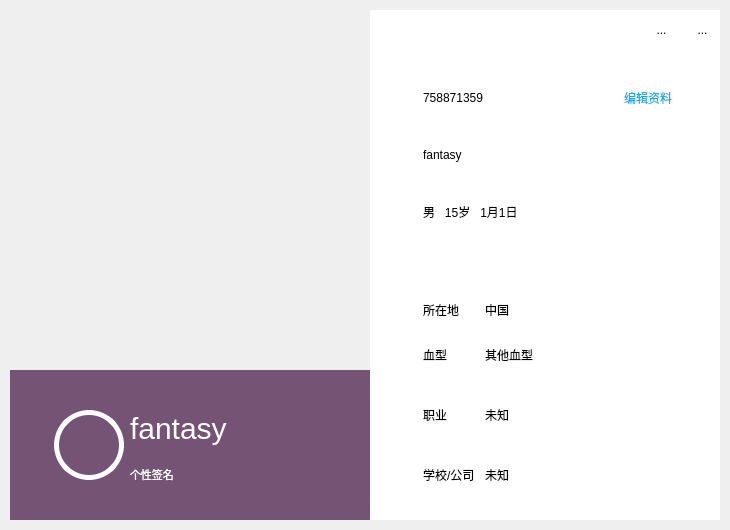
Qt form QQClient/personaldata.ui (Fantasy714/-Qt5-C-S-QQ-) before a commit.
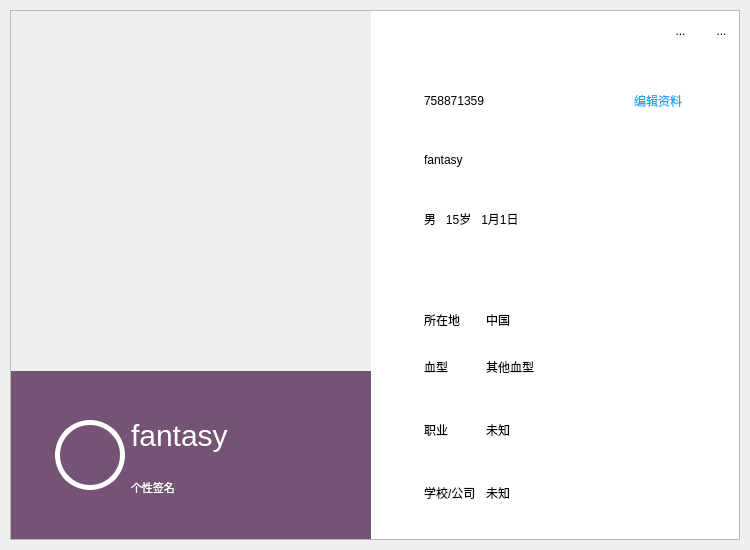
The same form after that commit. Icons and pictures are not drawn.

The edit to the form file:
```diff
--- a/QQClient/personaldata.ui
+++ b/QQClient/personaldata.ui
@@ -6,20 +6,20 @@
    <rect>
     <x>0</x>
     <y>0</y>
-    <width>730</width>
-    <height>530</height>
+    <width>750</width>
+    <height>550</height>
    </rect>
   </property>
   <property name="minimumSize">
    <size>
-    <width>730</width>
-    <height>530</height>
+    <width>750</width>
+    <height>550</height>
    </size>
   </property>
   <property name="maximumSize">
    <size>
-    <width>730</width>
-    <height>530</height>
+    <width>750</width>
+    <height>550</height>
    </size>
   </property>
   <property name="windowTitle">
@@ -42,6 +42,42 @@
     <number>10</number>
    </property>
    <item>
+    <widget class="QFrame" name="frame">
+     <property name="minimumSize">
+      <size>
+       <width>730</width>
+       <height>530</height>
+      </size>
+     </property>
+     <property name="maximumSize">
+      <size>
+       <width>730</width>
+       <height>530</height>
+      </size>
+     </property>
+     <property name="frameShape">
+      <enum>QFrame::StyledPanel</enum>
+     </property>
+     <property name="frameShadow">
+      <enum>QFrame::Raised</enum>
+     </property>
+     <layout class="QHBoxLayout" name="horizontalLayout_4">
+      <property name="spacing">
+       <number>0</number>
+      </property>
+      <property name="leftMargin">
+       <number>0</number>
+      </property>
+      <property name="topMargin">
+       <number>0</number>
+      </property>
+      <property name="rightMargin">
+       <number>0</number>
+      </property>
+      <property name="bottomMargin">
+       <number>0</number>
+      </property>
+      <item>
     <widget class="QWidget" name="widget" native="true">
      <property name="minimumSize">
       <size>
@@ -444,8 +480,8 @@
           <rect>
            <x>0</x>
            <y>0</y>
-           <width>350</width>
-           <height>470</height>
+              <width>368</width>
+              <height>488</height>
           </rect>
          </property>
          <layout class="QVBoxLayout" name="verticalLayout_2">
@@ -736,6 +772,9 @@
           </item>
          </layout>
         </widget>
+          </widget>
+         </item>
+        </layout>
        </widget>
       </item>
      </layout>
```
Lines whose indentation alone changed are shown as unchanged.
